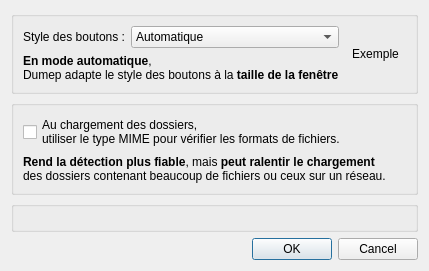
The window that src/params.ui (RxLaboratory/Dumep) describes before a commit, drawn with Qt 5.
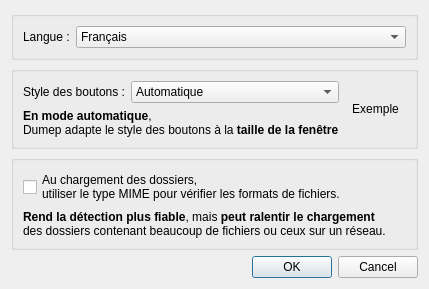
The same window after the commit. Icons and pictures are not drawn.

What changed in the file:
```diff
--- a/src/params.ui
+++ b/src/params.ui
@@ -7,7 +7,7 @@
     <x>0</x>
     <y>0</y>
     <width>392</width>
-    <height>235</height>
+    <height>263</height>
    </rect>
   </property>
   <property name="windowTitle">
@@ -18,6 +18,48 @@
     <normaloff>:/icones/params</normaloff>:/icones/params</iconset>
   </property>
   <layout class="QVBoxLayout" name="verticalLayout_3">
+   <item>
+    <widget class="QGroupBox" name="groupBox_3">
+     <property name="title">
+      <string/>
+     </property>
+     <property name="flat">
+      <bool>true</bool>
+     </property>
+     <layout class="QHBoxLayout" name="horizontalLayout_2">
+      <item>
+       <layout class="QFormLayout" name="formLayout_2">
+        <item row="0" column="0">
+         <widget class="QLabel" name="label_4">
+          <property name="text">
+           <string>Langue :</string>
+          </property>
+         </widget>
+        </item>
+        <item row="0" column="1">
+         <widget class="QComboBox" name="comboBox_2">
+          <item>
+           <property name="text">
+            <string>Français</string>
+           </property>
+          </item>
+          <item>
+           <property name="text">
+            <string>English</string>
+           </property>
+          </item>
+          <item>
+           <property name="text">
+            <string>Other...</string>
+           </property>
+          </item>
+         </widget>
+        </item>
+       </layout>
+      </item>
+     </layout>
+    </widget>
+   </item>
    <item>
     <widget class="QGroupBox" name="groupBox">
      <property name="title">
@@ -134,16 +176,6 @@
      </layout>
     </widget>
    </item>
-   <item>
-    <widget class="QGroupBox" name="groupBox_3">
-     <property name="title">
-      <string/>
-     </property>
-     <property name="flat">
-      <bool>true</bool>
-     </property>
-    </widget>
-   </item>
    <item>
     <spacer name="verticalSpacer">
      <property name="orientation">
```
